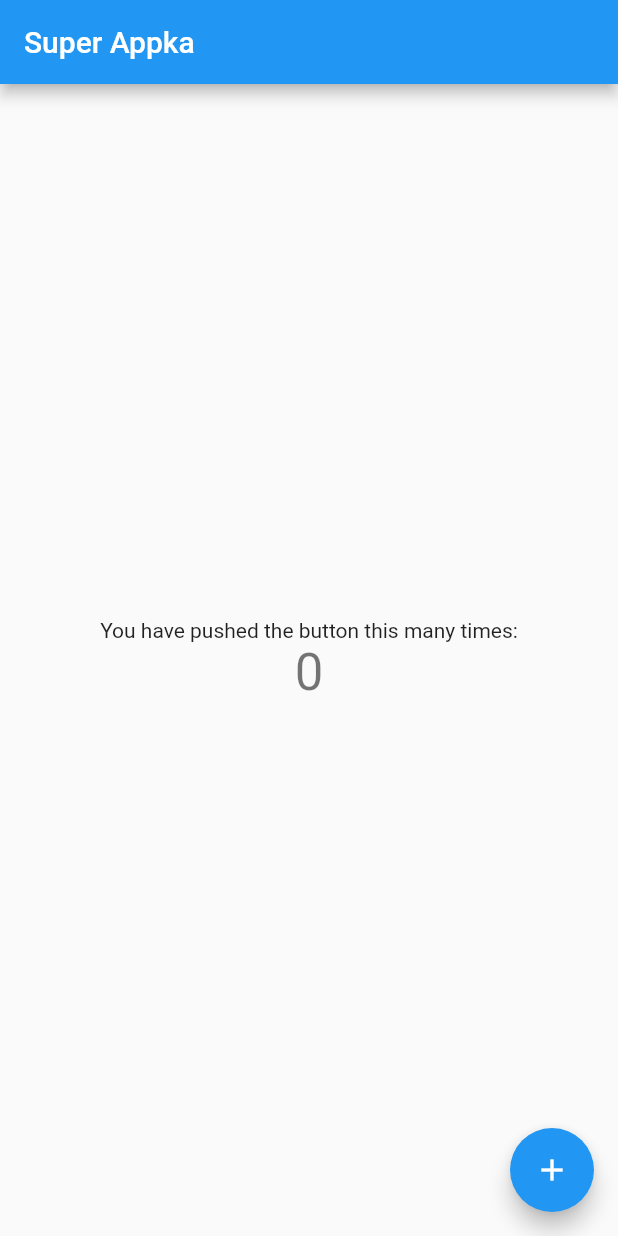
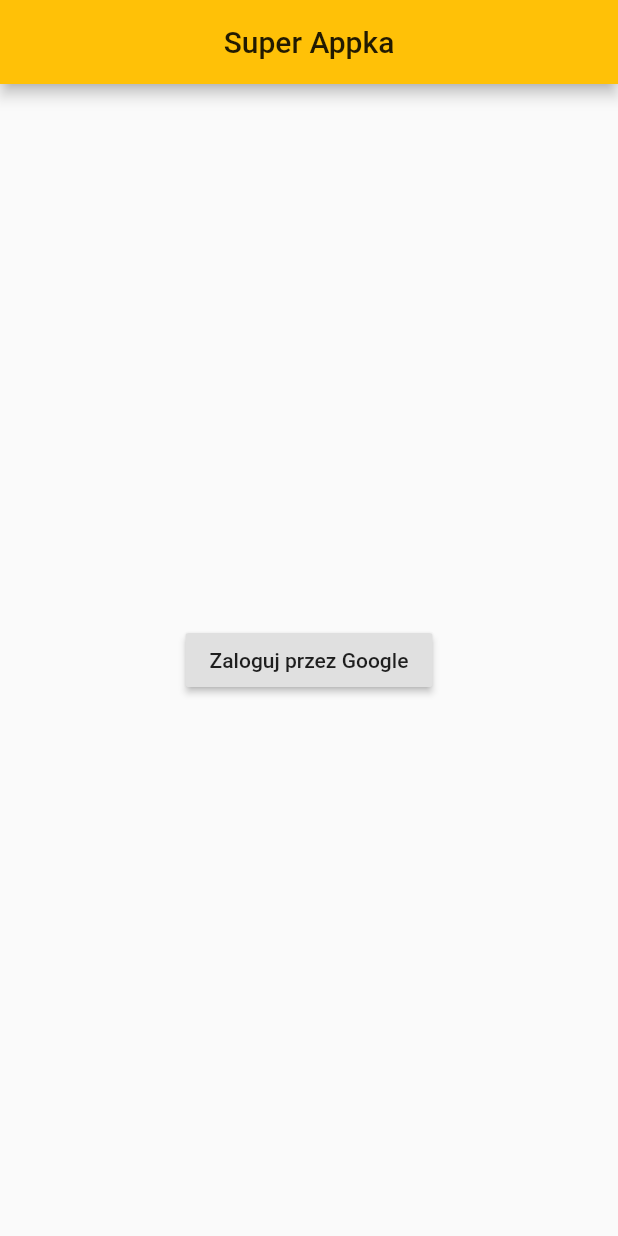
Before and after one commit to ewolak/SuperApka, a Flutter app: the screen it shows after launch, on a phone screen of 412 x 824 dp. Run offline on Flutter 3.47's test engine with Material 2 defaults, Android fonts, the phone set to English and light mode, and no system bars; our stand-ins replace firebase_auth, google_sign_in; accounts and stored records are empty.

Commit message:
Dodanie logowania przez google

```diff
--- a/lib/main.dart
+++ b/lib/main.dart
@@ -1,4 +1,6 @@
 import 'package:flutter/material.dart';
+import 'package:firebase_auth/firebase_auth.dart';
+import 'package:google_sign_in/google_sign_in.dart';
 
 void main() {
   runApp(MyApp());
@@ -11,19 +13,7 @@
     return MaterialApp(
       title: 'Super Appka',
       theme: ThemeData(
-        // This is the theme of your application.
-        //
-        // Try running your application with "flutter run". You'll see the
-        // application has a blue toolbar. Then, without quitting the app, try
-        // changing the primarySwatch below to Colors.green and then invoke
-        // "hot reload" (press "r" in the console where you ran "flutter run",
-        // or simply save your changes to "hot reload" in a Flutter IDE).
-        // Notice that the counter didn't reset back to zero; the application
-        // is not restarted.
-        primarySwatch: Colors.blue,
-        // This makes the visual density adapt to the platform that you run
-        // the app on. For desktop platforms, the controls will be smaller and
-        // closer together (more dense) than on mobile platforms.
+        primarySwatch: Colors.amber,
         visualDensity: VisualDensity.adaptivePlatformDensity,
       ),
       home: MyHomePage(title: 'Super Appka'),
@@ -34,15 +24,6 @@
 class MyHomePage extends StatefulWidget {
   MyHomePage({Key key, this.title}) : super(key: key);
 
-  // This widget is the home page of your application. It is stateful, meaning
-  // that it has a State object (defined below) that contains fields that affect
-  // how it looks.
-
-  // This class is the configuration for the state. It holds the values (in this
-  // case the title) provided by the parent (in this case the App widget) and
-  // used by the build method of the State. Fields in a Widget subclass are
-  // always marked "final".
-
   final String title;
 
   @override
@@ -50,68 +31,59 @@
 }
 
 class _MyHomePageState extends State<MyHomePage> {
-  int _counter = 0;
+  FirebaseUser _user;
+  final GoogleSignIn _googleSignIn = GoogleSignIn();
+  final FirebaseAuth _auth = FirebaseAuth.instance;
 
-  void _incrementCounter() {
+  void _loginWithGoogle() async {
+    final GoogleSignInAccount googleUser = await _googleSignIn.signIn();
+    final GoogleSignInAuthentication googleAuth =
+    await googleUser.authentication;
+
+    final AuthCredential credential = GoogleAuthProvider.getCredential(
+      accessToken: googleAuth.accessToken,
+      idToken: googleAuth.idToken,
+    );
+
+    final FirebaseUser user =
+        (await _auth.signInWithCredential(credential)).user;
+    print("zalogowano jako " + user.displayName);
+
     setState(() {
-      // This call to setState tells the Flutter framework that something has
-      // changed in this State, which causes it to rerun the build method below
-      // so that the display can reflect the updated values. If we changed
-      // _counter without calling setState(), then the build method would not be
-      // called again, and so nothing would appear to happen.
-      _counter++;
+      _user = user;
     });
   }
 
   @override
   Widget build(BuildContext context) {
-    // This method is rerun every time setState is called, for instance as done
-    // by the _incrementCounter method above.
-    //
-    // The Flutter framework has been optimized to make rerunning build methods
-    // fast, so that you can just rebuild anything that needs updating rather
-    // than having to individually change instances of widgets.
     return Scaffold(
       appBar: AppBar(
-        // Here we take the value from the MyHomePage object that was created by
-        // the App.build method, and use it to set our appbar title.
+        centerTitle: true,
         title: Text(widget.title),
       ),
       body: Center(
-        // Center is a layout widget. It takes a single child and positions it
-        // in the middle of the parent.
         child: Column(
-          // Column is also a layout widget. It takes a list of children and
-          // arranges them vertically. By default, it sizes itself to fit its
-          // children horizontally, and tries to be as tall as its parent.
-          //
-          // Invoke "debug painting" (press "p" in the console, choose the
-          // "Toggle Debug Paint" action from the Flutter Inspector in Android
-          // Studio, or the "Toggle Debug Paint" command in Visual Studio Code)
-          // to see the wireframe for each widget.
-          //
-          // Column has various properties to control how it sizes itself and
-          // how it positions its children. Here we use mainAxisAlignment to
-          // center the children vertically; the main axis here is the vertical
-          // axis because Columns are vertical (the cross axis would be
-          // horizontal).
           mainAxisAlignment: MainAxisAlignment.center,
           children: <Widget>[
-            Text(
-              'You have pushed the button this many times:',
-            ),
-            Text(
-              '$_counter',
-              style: Theme.of(context).textTheme.headline4,
-            ),
+            RaisedButton(
+              child: _buildUserWidget(_user),
+              onPressed: () {
+                _loginWithGoogle();
+              },
+            )
           ],
         ),
       ),
-      floatingActionButton: FloatingActionButton(
-        onPressed: _incrementCounter,
-        tooltip: 'Increment',
-        child: Icon(Icons.add),
-      ), // This trailing comma makes auto-formatting nicer for build methods.
     );
   }
+
+  Widget _buildUserWidget(FirebaseUser user) {
+    if (user == null) {
+      return Text("Zaloguj przez Google");
+    } else {
+      return Row(
+        children: [Text(user.displayName), Image.network(user.photoUrl)],
+      );
+    }
+  }
 }
--- a/pubspec.yaml
+++ b/pubspec.yaml
@@ -28,6 +28,8 @@
   # The following adds the Cupertino Icons font to your application.
   # Use with the CupertinoIcons class for iOS style icons.
   cupertino_icons: ^0.1.3
+  firebase_auth: ^0.16.0
+  google_sign_in: ^4.5.0
 
 dev_dependencies:
   flutter_test:
```
Also changed, not shown: pubspec.lock.
